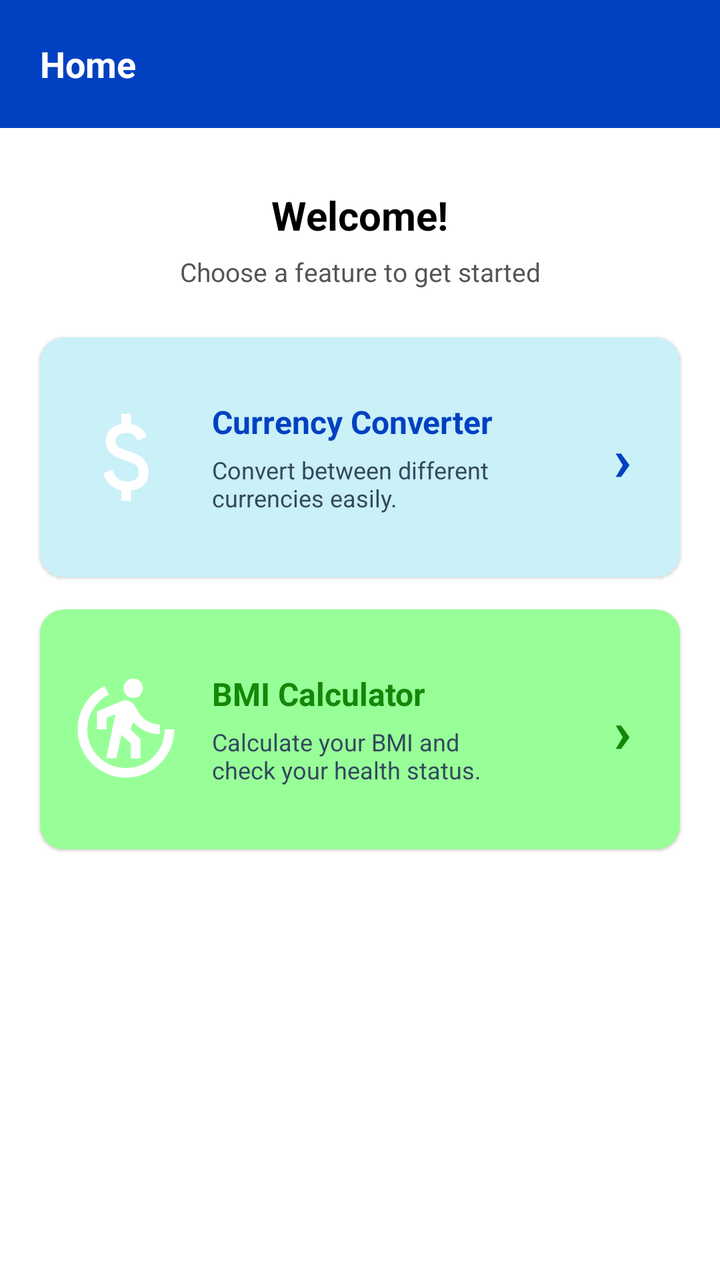
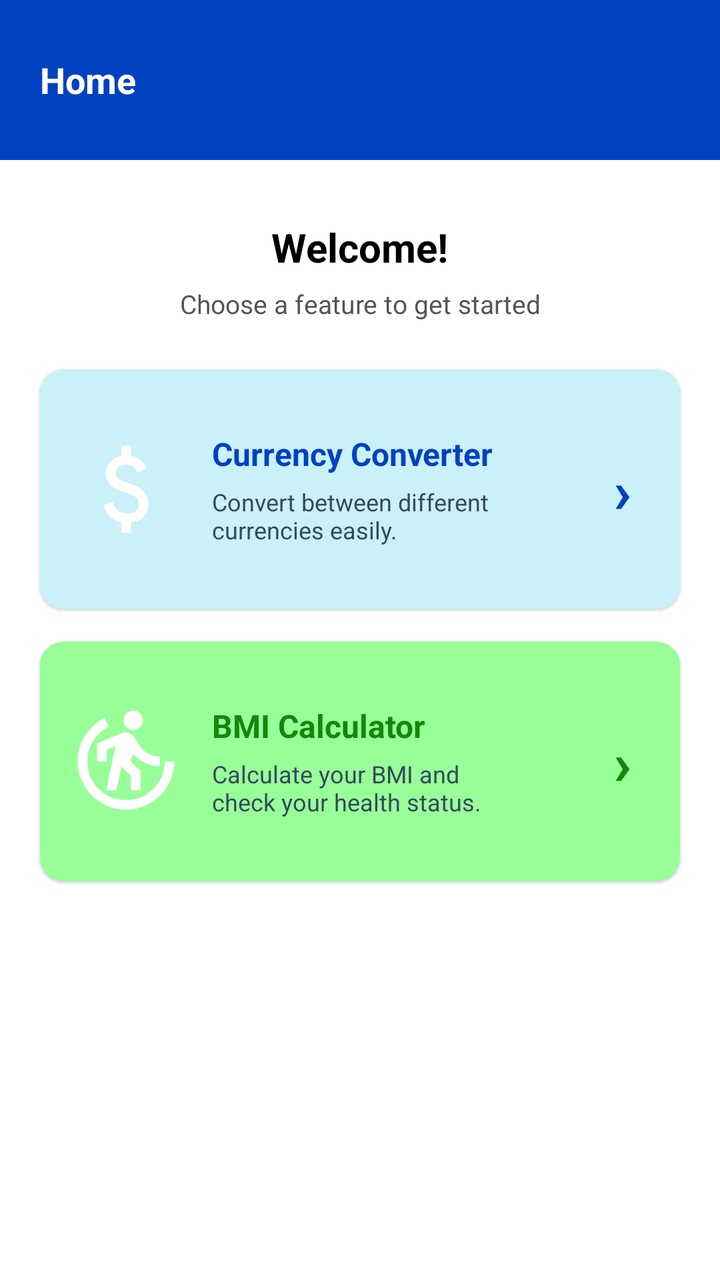

Two renders of the same Android screen: before a commit and after it. Below are the layout's source before the change and the commit's diff.
<!-- AndroidManifest.xml: application theme Theme.Task_2 -->
<!-- res/layout/activity_homescreen.xml -->
<?xml version="1.0" encoding="utf-8"?>
<androidx.constraintlayout.widget.ConstraintLayout
    xmlns:android="http://schemas.android.com/apk/res/android"
    xmlns:app="http://schemas.android.com/apk/res-auto"
    xmlns:tools="http://schemas.android.com/tools"

    android:id="@+id/main"
    android:layout_width="match_parent"
    android:layout_height="match_parent"
    android:background="@color/white"
    tools:context=".Homescreen">

    <LinearLayout
        android:id="@+id/headerLayout"
        android:layout_width="0dp"
        android:layout_height="64dp"
        android:background="@color/Blue"
        android:gravity="center_vertical"
        android:orientation="horizontal"
        android:paddingStart="12dp"
        android:paddingEnd="16dp"

        app:layout_constraintTop_toTopOf="parent"
        app:layout_constraintStart_toStartOf="parent"
        app:layout_constraintEnd_toEndOf="parent">

        <TextView
            android:id="@+id/tvHeaderTitle"
            android:layout_width="wrap_content"
            android:layout_height="wrap_content"
            android:layout_marginStart="8dp"
            android:text="Home"
            android:textColor="@color/white"
            android:textSize="18sp"
            android:textStyle="bold" />

    </LinearLayout>

    <TextView
        android:id="@+id/tvWelcome"
        android:layout_width="wrap_content"
        android:layout_height="wrap_content"

        android:layout_marginTop="30dp"
        android:text="Welcome!"
        android:textColor="@color/black"
        android:textSize="20sp"
        android:textStyle="bold"

        app:layout_constraintTop_toBottomOf="@id/headerLayout"
        app:layout_constraintStart_toStartOf="parent"
        app:layout_constraintEnd_toEndOf="parent" />

    <TextView
        android:id="@+id/tvSubtitle"
        android:layout_width="wrap_content"
        android:layout_height="wrap_content"

        android:layout_marginTop="6dp"
        android:text="Choose a feature to get started"
        android:textColor="#555555"
        android:textSize="13sp"

        app:layout_constraintTop_toBottomOf="@id/tvWelcome"
        app:layout_constraintStart_toStartOf="parent"
        app:layout_constraintEnd_toEndOf="parent" />

    <androidx.cardview.widget.CardView
        android:id="@+id/currencyBtn"
        android:layout_width="0dp"
        android:layout_height="120dp"

        android:layout_marginStart="20dp"
        android:layout_marginTop="24dp"
        android:layout_marginEnd="20dp"

        android:clickable="true"
        android:focusable="true"
        android:foreground="?android:attr/selectableItemBackground"

        app:cardBackgroundColor="@color/light_blue"
        app:cardCornerRadius="12dp"
        app:cardElevation="1dp"

        app:layout_constraintTop_toBottomOf="@id/tvSubtitle"
        app:layout_constraintStart_toStartOf="parent"
        app:layout_constraintEnd_toEndOf="parent">

        <LinearLayout
            android:layout_width="match_parent"
            android:layout_height="match_parent"
            android:gravity="center_vertical"
            android:orientation="horizontal"
            android:padding="14dp">

            <ImageView
                android:layout_width="58dp"
                android:layout_height="58dp"
                android:contentDescription="Currency Converter"
                android:scaleType="fitCenter"
                android:src="@drawable/currencu_icon" />

            <LinearLayout
                android:layout_width="0dp"
                android:layout_height="wrap_content"
                android:layout_weight="1"
                android:layout_marginStart="14dp"
                android:orientation="vertical">

                <TextView
                    android:layout_width="wrap_content"
                    android:layout_height="wrap_content"
                    android:text="Currency Converter"
                    android:textColor="@color/Blue"
                    android:textSize="16sp"
                    android:textStyle="bold" />

                <TextView
                    android:layout_width="wrap_content"
                    android:layout_height="wrap_content"
                    android:layout_marginTop="5dp"
                    android:text="Convert between different\ncurrencies easily."
                    android:textColor="#34495E"
                    android:textSize="12sp" />

            </LinearLayout>

            <TextView
                android:layout_width="30dp"
                android:layout_height="match_parent"
                android:gravity="center"
                android:text="›"
                android:textColor="@color/Blue"
                android:textSize="30sp"
                android:textStyle="bold" />

        </LinearLayout>

    </androidx.cardview.widget.CardView>

    <androidx.cardview.widget.CardView
        android:id="@+id/bmiBtn"
        android:layout_width="0dp"
        android:layout_height="120dp"

        android:layout_marginStart="20dp"
        android:layout_marginTop="16dp"
        android:layout_marginEnd="20dp"

        android:clickable="true"
        android:focusable="true"
        android:foreground="?android:attr/selectableItemBackground"

        app:cardBackgroundColor="@color/light_green"
        app:cardCornerRadius="12dp"
        app:cardElevation="1dp"

        app:layout_constraintTop_toBottomOf="@id/currencyBtn"
        app:layout_constraintStart_toStartOf="parent"
        app:layout_constraintEnd_toEndOf="parent">

        <LinearLayout
            android:layout_width="match_parent"
            android:layout_height="match_parent"
            android:gravity="center_vertical"
            android:orientation="horizontal"
            android:padding="14dp">

            <ImageView
                android:layout_width="58dp"
                android:layout_height="58dp"
                android:contentDescription="BMI Calculator"
                android:scaleType="fitCenter"
                android:src="@drawable/bmi_icon" />

            <LinearLayout
                android:layout_width="0dp"
                android:layout_height="wrap_content"
                android:layout_weight="1"
                android:layout_marginStart="14dp"
                android:orientation="vertical">

                <TextView
                    android:layout_width="wrap_content"
                    android:layout_height="wrap_content"
                    android:text="BMI Calculator"
                    android:textColor="@color/Green"
                    android:textSize="16sp"
                    android:textStyle="bold" />

                <TextView
                    android:layout_width="wrap_content"
                    android:layout_height="wrap_content"
                    android:layout_marginTop="5dp"
                    android:text="Calculate your BMI and\ncheck your health status."
                    android:textColor="#34495E"
                    android:textSize="12sp" />

            </LinearLayout>

            <TextView
                android:layout_width="30dp"
                android:layout_height="match_parent"
                android:gravity="center"
                android:text="›"
                android:textColor="@color/Green"
                android:textSize="30sp"
                android:textStyle="bold" />

        </LinearLayout>

    </androidx.cardview.widget.CardView>

</androidx.constraintlayout.widget.ConstraintLayout>
<!-- resources referenced by this layout -->
<resources>
  <color name="Blue">#0041C2</color>
  <color name="Green">#138808</color>
  <color name="black">#FF000000</color>
  <color name="light_blue">#CAF0F8</color>
  <color name="light_green">#98FF98</color>
  <color name="white">#FFFFFFFF</color>
  <!-- drawable bmi_icon (drawable) -->
  <vector xmlns:android="http://schemas.android.com/apk/res/android" android:height="24dp" android:tint="#FFFFFF" android:viewportHeight="960" android:viewportWidth="960" android:width="24dp">
        
      <path android:fillColor="@android:color/white" android:pathData="M316,720L392,356L320,384L320,480L240,480L240,332L442,247Q456,241 471.5,239.5Q487,238 501,243Q515,248 527.5,257Q540,266 548,280L588,344Q616,389 661.5,414.5Q707,440 760,440L760,520Q690,520 634.5,492Q579,464 540,420L516,480L600,560L600,720L520,720L520,598L442,526L400,720L316,720ZM483.5,196.5Q460,173 460,140Q460,107 483.5,83.5Q507,60 540,60Q573,60 596.5,83.5Q620,107 620,140Q620,173 596.5,196.5Q573,220 540,220Q507,220 483.5,196.5ZM480,880Q397,880 324,848.5Q251,817 197,763Q143,709 111.5,636Q80,563 80,480Q80,361 141.5,266Q203,171 302,122L338,193Q259,232 209.5,308.5Q160,385 160,480Q160,614 253,707Q346,800 480,800Q614,800 707,707Q800,614 800,480L880,480Q880,563 848.5,636Q817,709 763,763Q709,817 636,848.5Q563,880 480,880Z"/>
      
  </vector>
  <!-- drawable currencu_icon (drawable) -->
  <vector xmlns:android="http://schemas.android.com/apk/res/android" android:height="24dp" android:tint="#FFFFFF" android:viewportHeight="960" android:viewportWidth="960" android:width="24dp">
        
      <path android:fillColor="@android:color/white" android:pathData="M441,840L441,754Q388,742 349.5,708Q311,674 293,612L367,582Q382,630 411.5,655Q441,680 489,680Q530,680 558.5,661.5Q587,643 587,604Q587,569 565,548.5Q543,528 463,502Q377,475 345,437.5Q313,400 313,346Q313,281 355,245Q397,209 441,204L441,120L521,120L521,204Q571,212 603.5,240.5Q636,269 651,310L577,342Q565,310 543,294Q521,278 483,278Q439,278 416,297.5Q393,317 393,346Q393,379 423,398Q453,417 527,438Q596,458 631.5,501.5Q667,545 667,602Q667,673 625,710Q583,747 521,756L521,840L441,840Z"/>
      
  </vector>
  <style name="Theme.Task_2" parent="Base.Theme.Task_2" />
  <style name="Base.Theme.Task_2" parent="Theme.Material3.DayNight.NoActionBar">
          
          <item name="colorPrimary">@color/Blue</item>
          <item name="colorPrimaryVariant">@color/Blue</item>
          <item name="android:statusBarColor">@color/Blue</item>
      </style>
</resources>

<!-- the commit's change to res/layout/activity_homescreen.xml (unified diff, before → after) -->
@@ -13,7 +13,7 @@
     <LinearLayout
         android:id="@+id/headerLayout"
         android:layout_width="0dp"
-        android:layout_height="64dp"
+        android:layout_height="80dp"
         android:background="@color/Blue"
         android:gravity="center_vertical"
         android:orientation="horizontal"
